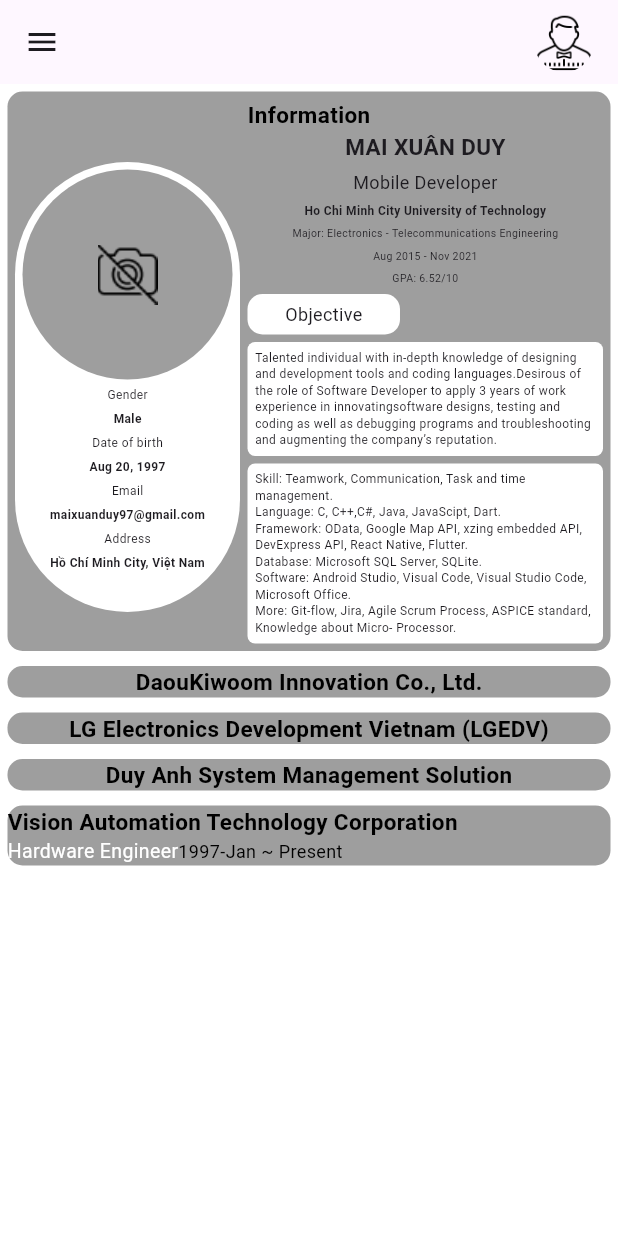
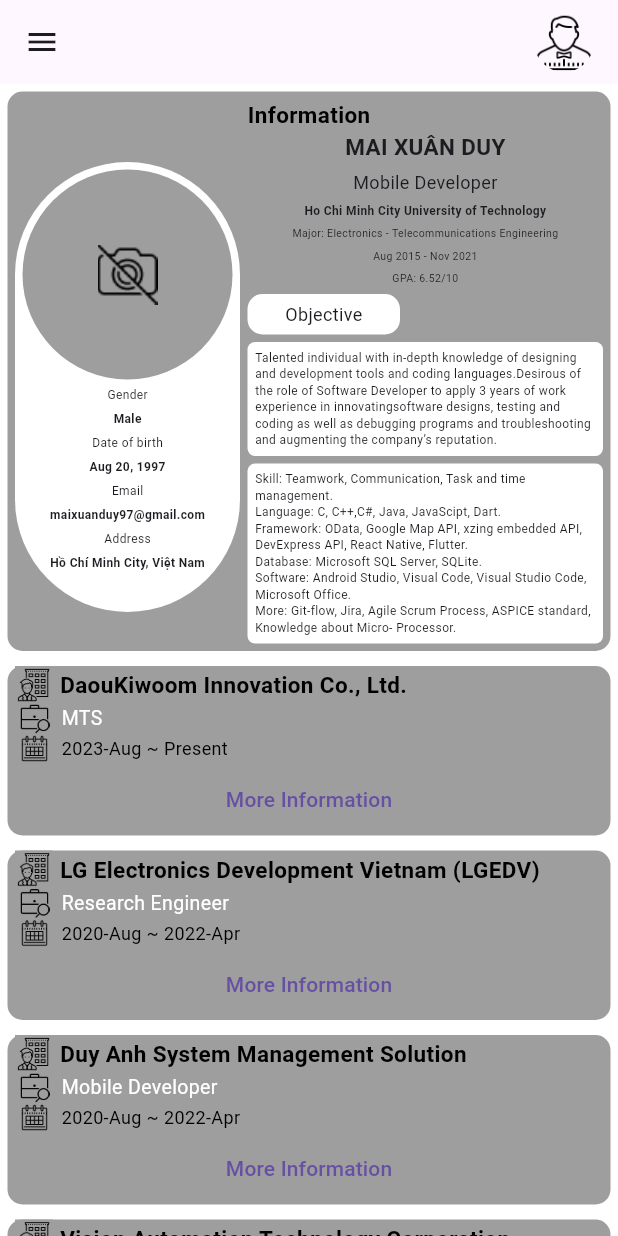
Before and after one commit to xuanduy97/cv, a Flutter app: the screen it shows after launch, on a phone screen of 412 x 824 dp. Run offline on Flutter 3.47's test engine with Material 3 defaults, Android fonts, the phone set to English and light mode, and no system bars.

Commit message:
Update source

```diff
--- /dev/null
+++ b/lib/models/experience.dart
@@ -0,0 +1,51 @@
+import 'package:intl/intl.dart';
+
+class Exp{
+  String companyName;
+  String jobTitle;
+  final List<String> _description = [];
+  final List<String> _industry = [];
+  final List<String> _responsibilities = [];
+  final List<String> _technologies = [];
+  DateTime? beginDate;
+  DateTime? endDate;
+  final DateFormat _formatter = DateFormat('yyyy-MMM');
+  bool isCurrent;
+
+  Exp({
+    required this.companyName,
+    required this.jobTitle,
+    this.isCurrent = false,
+    this.beginDate,
+    this.endDate
+  });
+
+
+  String getBeginDate() => _formatter.format(beginDate!);
+
+  String getEndDate() => isCurrent? "Present" : _formatter.format(endDate!);
+
+  List<String> get technologies => _technologies;
+
+  List<String> get responsibilities => _responsibilities;
+
+  List<String> get industry => _industry;
+
+  List<String> get description => _description;
+
+  void addTech(String value){
+    _technologies.add(value);
+  }
+
+  void addResponse(String value){
+    _responsibilities.add(value);
+  }
+
+  void addIndus(String value){
+    _industry.add(value);
+  }
+
+  void addDes(String value){
+    _description.add(value);
+  }
+}
--- a/lib/screens/home_screen.dart
+++ b/lib/screens/home_screen.dart
@@ -21,13 +21,13 @@ class Home extends StatelessWidget {
               child: Text('Drawer Header'),
             ),
             ListTile(
-              title: const Text('Home'),
+              title: const Text('Information'),
               onTap: () {
                 Navigator.pop(context);
               },
             ),
             ListTile(
-              title: const Text('Business'),
+              title: const Text('Experience'),
               onTap: () {
                 Navigator.pop(context);
               },
@@ -43,14 +43,14 @@ class Home extends StatelessWidget {
       ),
       appBar: _buildAppBar(),
       backgroundColor: Colors.white,
-      body: SingleChildScrollView(
+      body: const SingleChildScrollView(
         child: Column(
           children: [
             InformationWidget(),
             DaouInnoEXP(),
             LG_EXP(),
             DuyAnh_SMS_EXP(),
-            VVA_EXP(),
+            VvaExp(),
           ],
         ),
       ),
--- a/lib/widgets/daoukiwoom_exp.dart
+++ b/lib/widgets/daoukiwoom_exp.dart
@@ -1,33 +1,18 @@
 import 'package:flutter/material.dart';
+import '../models/experience.dart';
+import 'experience_widget.dart';
 
 class DaouInnoEXP extends StatelessWidget {
   const DaouInnoEXP({super.key});
 
   @override
   Widget build(BuildContext context) {
-    return Padding(
-        padding: const EdgeInsets.all(5.0),
-        child: Container(
-          decoration: BoxDecoration(
-              color: Colors.grey,
-              borderRadius: BorderRadius.circular(10)
-          ),
-          child: Column(
-            children: [
-              Text(
-                "DaouKiwoom Innovation Co., Ltd.",
-                style: TextStyle(
-                    fontSize: 15,
-                    fontWeight: FontWeight.bold,
-                    color: Colors.black
-                ),
-              ),
-              Row(
-
-              )
-            ],
-          ),
-        )
+    Exp exp = Exp(
+        companyName: "DaouKiwoom Innovation Co., Ltd.",
+        jobTitle: "MTS",
+        isCurrent: true,
+        beginDate: DateTime(2023, 8)
     );
+    return ExperienceWidget(exp: exp);
   }
 }
--- a/lib/widgets/duyanh_sms_exp.dart
+++ b/lib/widgets/duyanh_sms_exp.dart
@@ -1,33 +1,18 @@
 import 'package:flutter/material.dart';
+import '../models/experience.dart';
+import 'experience_widget.dart';
 
 class DuyAnh_SMS_EXP extends StatelessWidget {
   const DuyAnh_SMS_EXP({super.key});
 
   @override
   Widget build(BuildContext context) {
-    return Padding(
-        padding: const EdgeInsets.all(5.0),
-        child: Container(
-          decoration: BoxDecoration(
-              color: Colors.grey,
-              borderRadius: BorderRadius.circular(10)
-          ),
-          child: Column(
-            children: [
-              Text(
-                "Duy Anh System Management Solution",
-                style: TextStyle(
-                    fontSize: 15,
-                    fontWeight: FontWeight.bold,
-                    color: Colors.black
-                ),
-              ),
-              Row(
-
-              )
-            ],
-          ),
-        )
+    Exp exp = Exp(
+        companyName: "Duy Anh System Management Solution",
+        jobTitle: "Mobile Developer",
+        beginDate: DateTime(2020, 8),
+        endDate: DateTime(2022,4)
     );
+    return ExperienceWidget(exp: exp);
   }
 }
--- /dev/null
+++ b/lib/widgets/experience_widget.dart
@@ -0,0 +1,114 @@
+import 'package:flutter/material.dart';
+import '../models/experience.dart';
+
+class ExperienceWidget extends StatefulWidget {
+
+  final Exp exp;
+  bool isShowFull = true;
+  ExperienceWidget({super.key,required this.exp});
+
+  @override
+  State<ExperienceWidget> createState() => _ExperienceWidgetState(exp);
+}
+
+class _ExperienceWidgetState extends State<ExperienceWidget> {
+  bool isShowFull = true;
+  Exp exp;
+  _ExperienceWidgetState(this.exp);
+  @override
+  Widget build(BuildContext context) {
+    return Padding(
+        padding: const EdgeInsets.all(5.0),
+        child: Container(
+          decoration: BoxDecoration(
+              color: Colors.grey,
+              borderRadius: BorderRadius.circular(10)
+          ),
+          child: Column(
+            children: [
+              Row(
+                children: [
+                  Padding(
+                    padding: const EdgeInsets.symmetric(horizontal: 5.0),
+                    child: Container(
+                      width: 25,
+                      height: 25,
+                      decoration: const BoxDecoration(
+                          color: Colors.grey,
+                          image: DecorationImage(
+                            image: AssetImage('assets/images/company_name.png'),
+                          )
+                      ),
+                    ),
+                  ),
+                  Text(
+                    exp.companyName,
+                    style:const TextStyle(
+                        fontSize: 15,
+                        fontWeight: FontWeight.bold,
+                        color: Colors.black
+                    ),
+                  ),
+                ],
+              ),
+              Row(
+                children: [
+                  Padding(
+                    padding: const EdgeInsets.symmetric(horizontal: 8.0),
+                    child: Container(
+                      width: 20,
+                      height: 20,
+                      decoration: const BoxDecoration(
+                          color: Colors.grey,
+                          image: DecorationImage(
+                            image: AssetImage('assets/images/job_name.png'),
+                          )
+                      ),
+                    ),
+                  ),
+                  Text(
+                    exp.jobTitle,
+                    style:const TextStyle(
+                        fontSize: 13,
+                        color: Colors.white
+                    ),
+                  )
+                ],
+              ),
+              Row(
+                children: [
+                  Padding(
+                    padding: const EdgeInsets.symmetric(horizontal: 8.0),
+                    child: Container(
+                      width: 20,
+                      height: 20,
+                      decoration: const BoxDecoration(
+                          color: Colors.grey,
+                          image: DecorationImage(
+                            image: AssetImage('assets/images/calendar.png'),
+                          )
+                      ),
+                    ),
+                  ),
+                  Text(
+                    '${exp.getBeginDate()} ~ ${exp.getEndDate()}',
+                    style: const TextStyle(
+                        fontSize: 12,
+                        color: Colors.black
+                    ),
+                  )
+                ],
+              ),
+              isShowFull ? TextButton(
+                key: GlobalKey(), onPressed: () {
+                  setState(() {
+                    isShowFull = false;
+                  });
+              }, child: const Text("More Information"),
+              ) : Container()
+            ],
+          ),
+        )
+    );
+  }
+}
--- a/lib/widgets/information_widget.dart
+++ b/lib/widgets/information_widget.dart
@@ -7,8 +7,8 @@ class InformationWidget extends StatelessWidget {
   @override
   Widget build(BuildContext context) {
     var size = MediaQuery.of(context).size;
-    final _listInfo = ['Gender','Date of birth', 'Email', 'Address'];
-    final _listValue = ['Male','Aug 20, 1997', 'maixuanduy97@gmail.com', 'Hồ Chí Minh City, Việt Nam'];
+    final listInfo = ['Gender','Date of birth', 'Email', 'Address'];
+    final listValue = ['Male','Aug 20, 1997', 'maixuanduy97@gmail.com', 'Hồ Chí Minh City, Việt Nam'];
     return Padding(
       padding: const EdgeInsets.all(5.0),
       child: Container(
@@ -20,7 +20,7 @@ class InformationWidget extends StatelessWidget {
           padding: const EdgeInsets.all(5.0),
           child: Column(
             children: [
-              Text(
+              const Text(
                 "Information",
                 style: TextStyle(
                     fontSize: 15,
@@ -44,7 +44,7 @@ class InformationWidget extends StatelessWidget {
                           Container(
                             width: 140,
                             height: 140,
-                            decoration: BoxDecoration(
+                            decoration: const BoxDecoration(
                                 color: Colors.grey,
                                 shape: BoxShape.circle,
                                 image: DecorationImage(
@@ -52,8 +52,8 @@ class InformationWidget extends StatelessWidget {
                                 )
                             ),
                           ),
-                          for(int i = 0; i < _listInfo.length && i < _listValue.length ; ++i )
-                            InformationItem(inforName : _listInfo[i] , inforValue: _listValue[i])
+                          for(int i = 0; i < listInfo.length && i < listValue.length ; ++i )
+                            InformationItem(inforName : listInfo[i] , inforValue: listValue[i])
                         ],
                       ),
                     ),
@@ -64,52 +64,52 @@ class InformationWidget extends StatelessWidget {
                       width: size.width - 175,
                       child: Column(
                         children: [
-                          Text(
+                          const Text(
                             'MAI XUÂN DUY',
                             style: TextStyle(
                                 fontSize: 15,
                                 fontWeight: FontWeight.bold
                             ),
                           ),
-                          SizedBox(height: 5,),
-                          Text(
+                          const SizedBox(height: 5,),
+                          const Text(
                             'Mobile Developer',
                             style: TextStyle(
                                 fontSize: 12
                             ),
                           ),
-                          SizedBox(height: 5,),
-                          Text(
+                          const SizedBox(height: 5,),
+                          const Text(
                             'Ho Chi Minh City University of Technology',
                             style: TextStyle(
                                 fontSize: 8,
                                 fontWeight: FontWeight.bold
                             ),
                           ),
-                          SizedBox(height: 5,),
-                          Text(
+                          const SizedBox(height: 5,),
+                          const Text(
                             'Major: Electronics - Telecommunications Engineering',
                             style: TextStyle(
                                 fontSize: 7
                             ),
                             textAlign: TextAlign.left,
                           ),
-                          SizedBox(height: 5,),
-                          Text(
+                          const SizedBox(height: 5,),
+                          const Text(
                             'Aug 2015 - Nov 2021',
                             style: TextStyle(
                                 fontSize: 7
                             ),
                             textAlign: TextAlign.left,
                           ),
-                          SizedBox(height: 5,),
-                          Text(
+                          const SizedBox(height: 5,),
+                          const Text(
                             'GPA: 6.52/10',
                             style: TextStyle(
                                 fontSize: 7
                             ),
                           ),
-                          SizedBox(height: 5,),
+                          const SizedBox(height: 5,),
                           Container(
                             alignment: Alignment.centerLeft,
                             child: Container(
@@ -117,7 +117,7 @@ class InformationWidget extends StatelessWidget {
                                   color: Colors.white,
                                   borderRadius: BorderRadius.circular(10)
                               ),
-                              child: Padding(
+                              child: const Padding(
                                 padding: EdgeInsets.symmetric(vertical: 5, horizontal: 25),
                                 child: Text(
                                   'Objective',
@@ -128,14 +128,14 @@ class InformationWidget extends StatelessWidget {
                               ),
                             ),
                           ),
-                          SizedBox(height: 5,),
+                          const SizedBox(height: 5,),
                           Container(
                             decoration: BoxDecoration(
                                 color: Colors.white,
                                 borderRadius: BorderRadius.circular(5)
                             ),
-                            child: Padding(
-                              padding: EdgeInsets.all(5),
+                            child:const Padding(
+                              padding:  EdgeInsets.all(5),
                               child: Text(
                                 'Talented individual with in-depth knowledge of designing and development tools and coding languages.'
                                     'Desirous of the role of Software Developer to apply 3 years of work experience in innovating'
@@ -147,13 +147,13 @@ class InformationWidget extends StatelessWidget {
                               ),
                             ),
                           ),
-                          SizedBox(height: 5,),
+                          const SizedBox(height: 5,),
                           Container(
                             decoration: BoxDecoration(
                                 color: Colors.white,
                                 borderRadius: BorderRadius.circular(5)
                             ),
-                            child: Padding(
+                            child: const Padding(
                               padding: EdgeInsets.all(5),
                               child: Text(
                                 'Skill: Teamwork, Communication, Task and time management.'
--- a/lib/widgets/lg_exp.dart
+++ b/lib/widgets/lg_exp.dart
@@ -1,33 +1,18 @@
 import 'package:flutter/material.dart';
+import '../models/experience.dart';
+import 'experience_widget.dart';
 
 class LG_EXP extends StatelessWidget {
   const LG_EXP({super.key});
 
   @override
   Widget build(BuildContext context) {
-    return Padding(
-        padding: const EdgeInsets.all(5.0),
-        child: Container(
-          decoration: BoxDecoration(
-              color: Colors.grey,
-              borderRadius: BorderRadius.circular(10)
-          ),
-          child: Column(
-            children: [
-              Text(
-                "LG Electronics Development Vietnam (LGEDV)",
-                style: TextStyle(
-                    fontSize: 15,
-                    fontWeight: FontWeight.bold,
-                    color: Colors.black
-                ),
-              ),
-              Row(
-
-              )
-            ],
-          ),
-        )
+    Exp exp = Exp(
+        companyName: "LG Electronics Development Vietnam (LGEDV)",
+        jobTitle: "Research Engineer",
+        beginDate: DateTime(2020, 8),
+        endDate: DateTime(2022,4)
     );
+    return ExperienceWidget(exp: exp);
   }
 }
--- /dev/null
+++ b/lib/widgets/more_exp_widget.dart
@@ -0,0 +1,14 @@
+import 'package:flutter/material.dart';
+
+class MoreExpWidget extends StatelessWidget {
+  const MoreExpWidget({super.key});
+
+  @override
+  Widget build(BuildContext context) {
+    return Container(
+      child: Text(
+        "More ajkd;akd;alk;"
+      ),
+    );
+  }
+}
--- a/lib/widgets/vva_exp.dart
+++ b/lib/widgets/vva_exp.dart
@@ -1,63 +1,18 @@
+import '../models/experience.dart';
+import '/widgets/experience_widget.dart';
 import 'package:flutter/material.dart';
-import 'package:intl/intl.dart';
 
-class VVA_EXP extends StatelessWidget {
-  const VVA_EXP({super.key});
+class VvaExp extends StatelessWidget {
+  const VvaExp({super.key});
 
   @override
   Widget build(BuildContext context) {
-    final String _companyName = "Vision Automation Technology Corporation";
-    final String _jobTitle = "Hardware Engineer";
-    final List<String> _description = [""];
-    final List<String> _industry = ["Health"];
-    final List<String> _responsibilities = [""];
-    final List<String> _technologies = [""];
-    final DateTime _begintDate = DateTime(1997,1,1);
-    final DateTime _endDate = DateTime(2023,12,05);
-    final DateFormat formatter = DateFormat('yyyy-MMM');
-    return Padding(
-        padding: const EdgeInsets.all(5.0),
-        child: Container(
-          decoration: BoxDecoration(
-              color: Colors.grey,
-              borderRadius: BorderRadius.circular(10)
-          ),
-          child: Column(
-            children: [
-              Container(
-                alignment: Alignment.centerLeft,
-                child: Text(
-                  _companyName,
-                  style: TextStyle(
-                      fontSize: 15,
-                      fontWeight: FontWeight.bold,
-                      color: Colors.black
-                  ),
-                ),
-              ),
-              Row(
-                children: [
-                  Text(
-                    _jobTitle,
-                    style: TextStyle(
-                        fontSize: 13,
-                        color: Colors.white
-                    ),
-                  ),
-                  Text(
-                    formatter.format(_begintDate)
-                        + ' ~ '
-                        + (_endDate.year == DateTime.now().year && _endDate.month == DateTime.now().month ? "Present" : formatter.format(_endDate)),
-                    style: TextStyle(
-                        fontSize: 12,
-                        color: Colors.black
-                    ),
-                  ),
-                ],
-              )
-            ],
-          ),
-        )
+    Exp exp = Exp(
+        companyName: "Vision Automation Technology Corporation",
+        jobTitle: "Hardware Engineer",
+        beginDate: DateTime(2019, 6),
+        endDate: DateTime(2020,8)
     );
+    return ExperienceWidget(exp: exp);
   }
 }
```
Also changed, not shown: assets/images/calendar.png (added), assets/images/company_name.png (added), assets/images/job_name.png (added).
